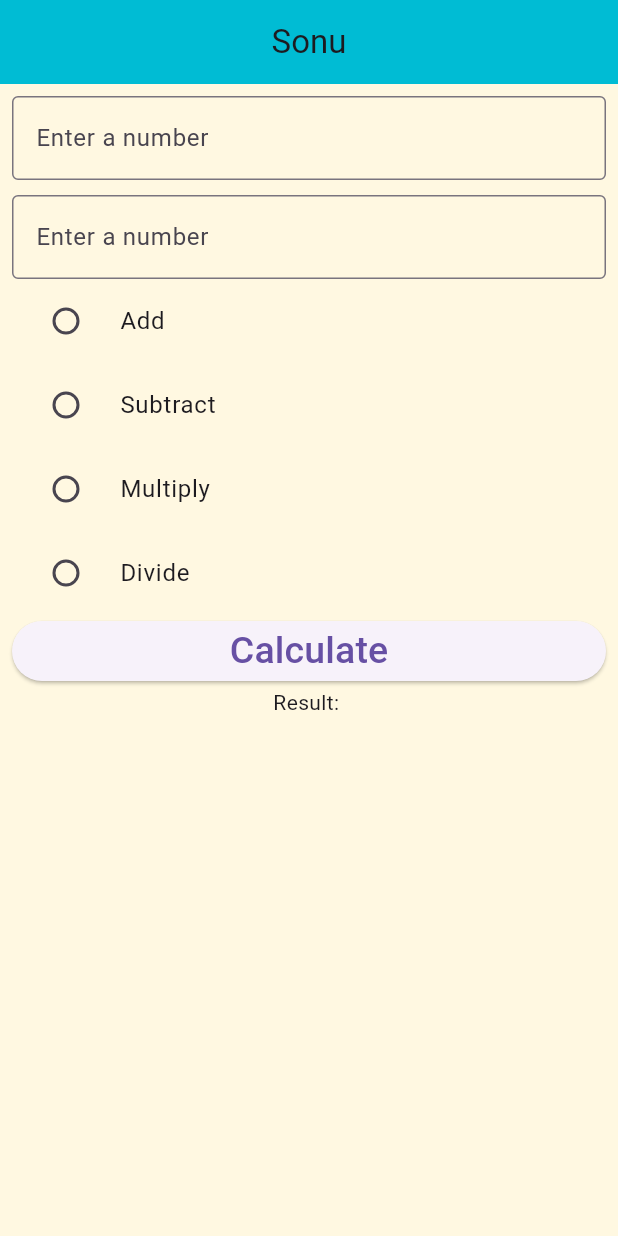
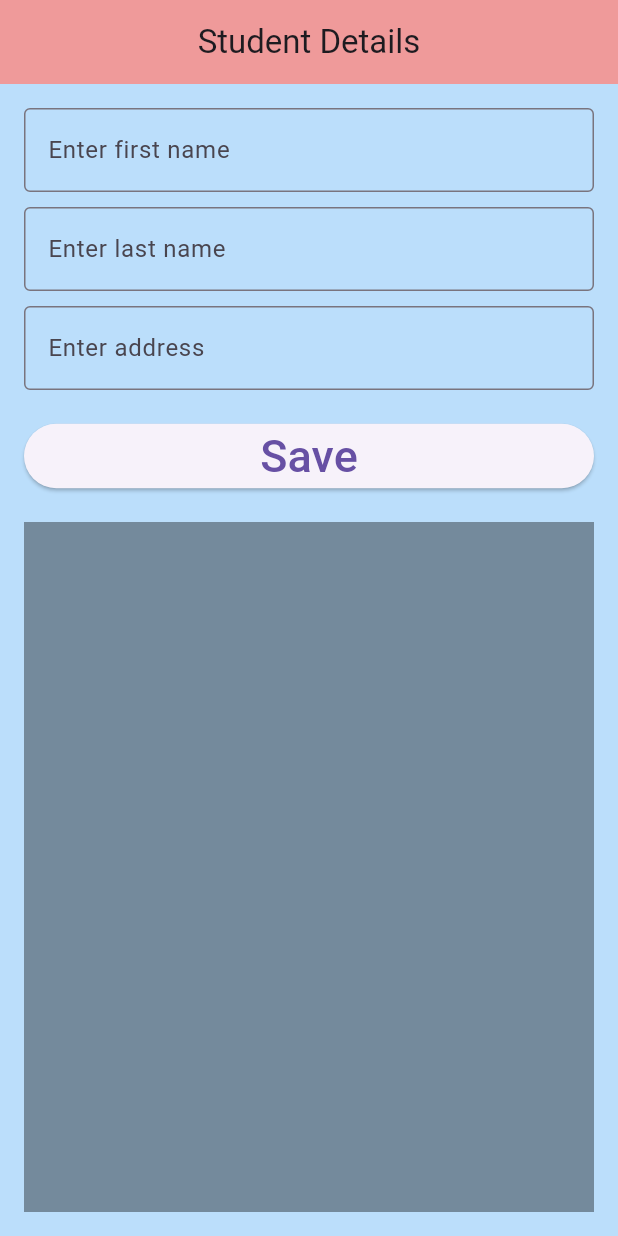
Before and after one commit to Sonu0103/class_work, a Flutter app: the screen it shows after launch, on a phone screen of 412 x 824 dp. Run offline on Flutter 3.47's test engine with Material 3 defaults, Android fonts, the phone set to English and light mode, and no system bars.

Commit message:
student details page has been added

```diff
--- a/lib/app/app.dart
+++ b/lib/app/app.dart
@@ -1,8 +1,14 @@
 import 'package:class_app/screen/circle_screen.dart';
 import 'package:class_app/screen/column_screen.dart';
+import 'package:class_app/screen/containeer_screen.dart';
 import 'package:class_app/screen/dashboard.dart';
+import 'package:class_app/screen/flexible_expanded_screen.dart';
+import 'package:class_app/screen/image_screen.dart';
 import 'package:class_app/screen/layout_screen.dart';
+import 'package:class_app/screen/list_tile_screen.dart';
+import 'package:class_app/screen/row_screen.dart';
 import 'package:class_app/screen/si_screen.dart';
+import 'package:class_app/screen/student_details_screen.dart';
 import 'package:flutter/material.dart';
 
 import '../screen/radio_screen.dart';
@@ -17,7 +23,7 @@ class App extends StatelessWidget {
   Widget build(BuildContext context) {
     return const MaterialApp(
       debugShowCheckedModeBanner: false,
-      home: RadioScreen(),
+      home: StudentDetailsScreen(),
     );
   }
 }
--- /dev/null
+++ b/lib/screen/student_details_screen.dart
@@ -0,0 +1,135 @@
+import 'package:flutter/material.dart';
+
+class StudentDetailsScreen extends StatefulWidget {
+  const StudentDetailsScreen({super.key});
+
+  @override
+  State<StudentDetailsScreen> createState() => _StudentDetailsScreenState();
+}
+
+class _StudentDetailsScreenState extends State<StudentDetailsScreen> {
+  final GlobalKey<FormState> _formKey = GlobalKey<FormState>();
+  final List<Map<String, String>> _studentDetailsList = [];
+
+  String? _firstName;
+  String? _lastName;
+  String? _address;
+
+  @override
+  Widget build(BuildContext context) {
+    return Scaffold(
+      backgroundColor: Colors.blue[100],
+      appBar: AppBar(
+        title: const Text("Student Details"),
+        backgroundColor: Colors.red[200],
+        centerTitle: true,
+        elevation: 0,
+      ),
+      body: Padding(
+        padding: const EdgeInsets.all(16.0),
+        child: Column(
+          crossAxisAlignment: CrossAxisAlignment.stretch,
+          children: <Widget>[
+            Form(
+              key: _formKey,
+              child: Column(
+                crossAxisAlignment: CrossAxisAlignment.stretch,
+                children: <Widget>[
+                  TextFormField(
+                    validator: (value) {
+                      if (value!.isEmpty) {
+                        return 'Enter First Name';
+                      }
+                      return null;
+                    },
+                    onChanged: (value) {
+                      _firstName = value;
+                    },
+                    decoration: InputDecoration(
+                      labelText: 'Enter first name',
+                      border: OutlineInputBorder(),
+                    ),
+                  ),
+                  SizedBox(
+                    height: 10,
+                  ),
+                  TextFormField(
+                    validator: (value) {
+                      if (value!.isEmpty) {
+                        return 'Enter last name';
+                      }
+                      return null;
+                    },
+                    onChanged: (value) {
+                      _lastName = value;
+                    },
+                    decoration: const InputDecoration(
+                      labelText: 'Enter last name',
+                      border: OutlineInputBorder(),
+                    ),
+                  ),
+                  SizedBox(
+                    height: 10,
+                  ),
+                  TextFormField(
+                    validator: (value) {
+                      if (value!.isEmpty) {
+                        return 'Enter address';
+                      }
+                      return null;
+                    },
+                    onChanged: (value) {
+                      _address = value;
+                    },
+                    decoration: const InputDecoration(
+                      labelText: 'Enter address',
+                      border: OutlineInputBorder(),
+                    ),
+                  ),
+                ],
+              ),
+            ),
+            SizedBox(height: 20),
+            ElevatedButton(
+              onPressed: () {
+                if (_formKey.currentState!.validate()) {
+                  _formKey.currentState!.save();
+                  setState(() {
+                    _studentDetailsList.add({
+                      'fname': _firstName!,
+                      'lname': _lastName!,
+                      'address': _address!,
+                    });
+                  });
+                }
+              },
+              child: const Text(
+                'Save',
+                style: TextStyle(fontSize: 30),
+              ),
+            ),
+            const SizedBox(height: 20),
+            Expanded(
+              child: Container(
+                color: Colors.black38,
+                child: ListView.builder(
+                  itemCount: _studentDetailsList.length,
+                  itemBuilder: (context, index) {
+                    final student = _studentDetailsList[index];
+                    return ListTile(
+                      leading: CircleAvatar(
+                        backgroundImage: AssetImage('assets/images/image3.jpeg'),
+                      ),
+                      title: Text('${student['fname']} ${student['lname']}'),
+                      subtitle: Text(student['address']!),
+                    );
+                  },
+                ),
+              ),
+            ),
+          ],
+        ),
+      ),
+    );
+  }
+}
--- a/pubspec.yaml
+++ b/pubspec.yaml
@@ -59,9 +59,9 @@ flutter:
   uses-material-design: true
 
   # To add assets to your application, add an assets section, like this:
-  # assets:
-  #   - images/a_dot_burr.jpeg
-  #   - images/a_dot_ham.jpeg
+  assets:
+    - assets/images/
+    - assets/icons/
 
   # An image asset can refer to one or more resolution-specific "variants", see
   # https://flutter.dev/assets-and-images/#resolution-aware
```
Also changed, not shown: lib/common/listtile_common.dart (added, +32 -0 lines), lib/common/snackbar.dart (added, +19 -0 lines), lib/model/student_details_model.dart (added, +17 -0 lines), lib/screen/containeer_screen.dart (added, +61 -0 lines), lib/screen/flexible_expanded_screen.dart (added, +67 -0 lines), lib/screen/image_screen.dart (added, +10 -0 lines), lib/screen/list_tile_screen.dart (added, +54 -0 lines), lib/screen/output_screen.dart (added, +22 -0 lines), lib/screen/row_screen.dart (added, +74 -0 lines), assets/images/image3.jpeg (added), assets/images/image_2.jpg (added).
